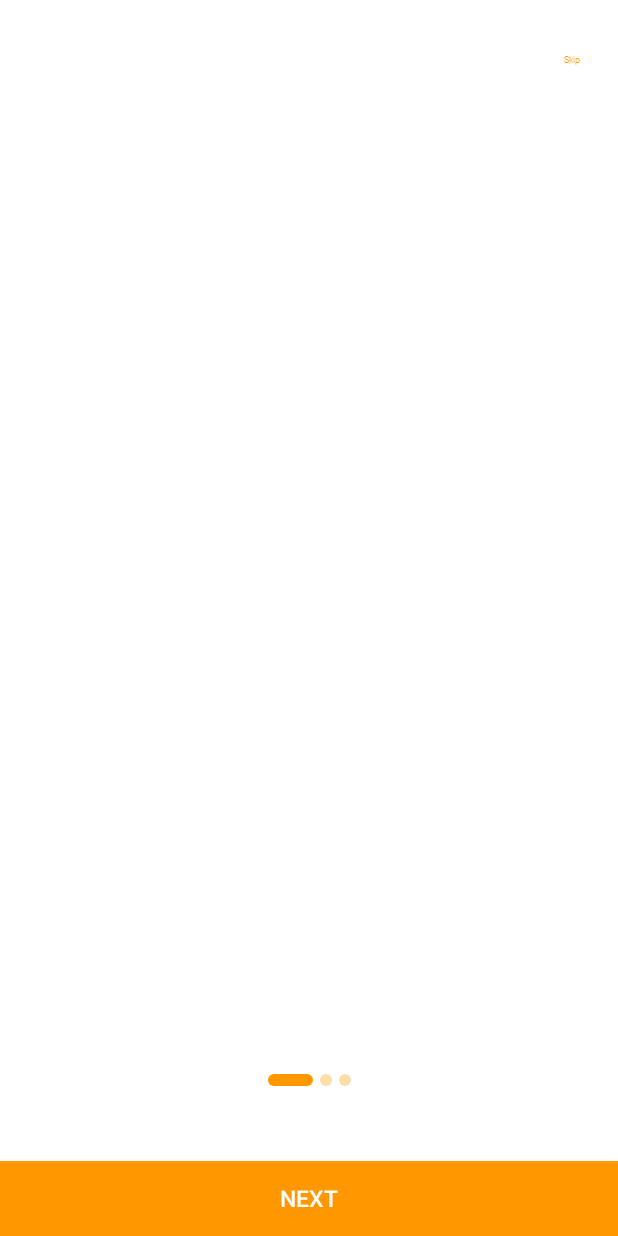
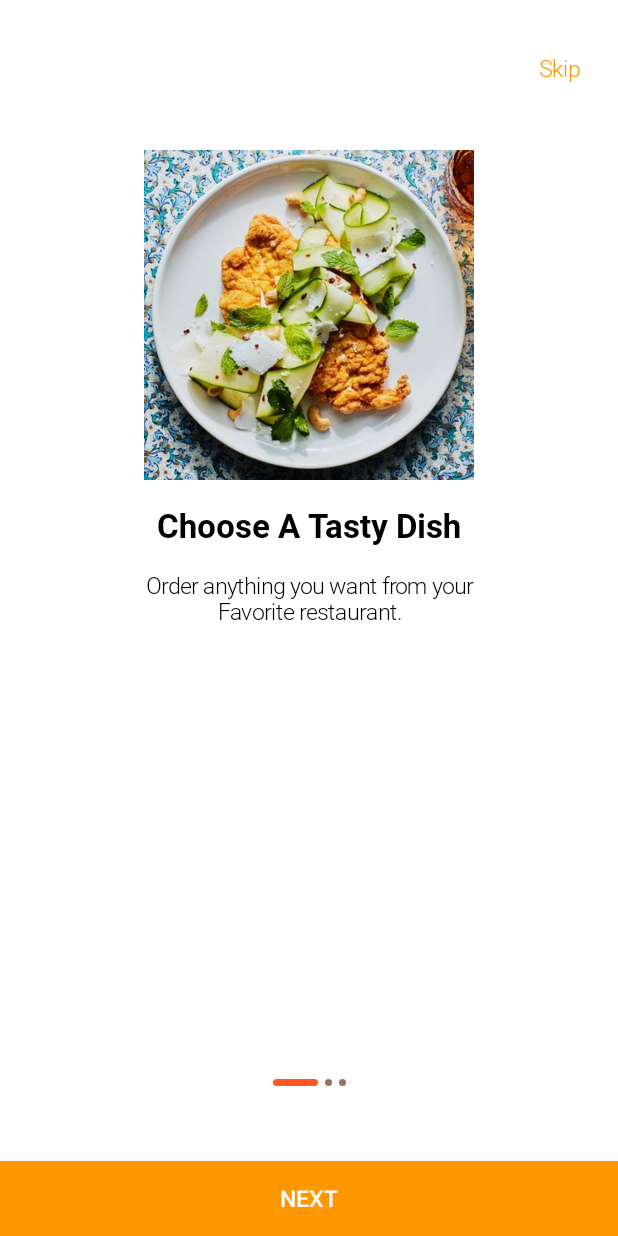
Before and after one commit to Mindinventory/Walk-Through-Screen, an Android app: the screen it shows after launch (WalkThroughActivity), on a phone screen of 412 x 824 dp. Run offline under Robolectric (Android 15) with nearby library versions, the phone set to English and light mode, and no system bars.

Commit message:
- Fixed Font Scale Issue - Added Small Device Support

```diff
--- a/walkthrough-activity-example/src/main/java/com/example/walkthrough_activity_example/MainActivity.kt
+++ b/walkthrough-activity-example/src/main/java/com/example/walkthrough_activity_example/MainActivity.kt
@@ -48,32 +48,22 @@ class MainActivity : AppCompatActivity() {
             descriptionColor { R.color.black } // Description Color
             titleFontFamily { R.font.robotobold } // Title FontFamily
             descriptionFontFamily { R.font.robotolight } // Description FontFamily
-            titleFontSize { 8.0F } // Title Font Size, Keep upto 8.0F
-            descriptionFontSize { 4.0F } // Description Font Size, Keep up to 4.0F
+            titleFontSize { 22.0F } // Title Font Size
+            descriptionFontSize { 15.0F } // Description Font Size
             skipButtonFontFamily { R.font.robotolight } // Skip Button FontFamily
             skipButtonColor { R.color.yellow } // Skip Button Color
             backgroundColor { R.color.white } // Background Color for screen
-            activeIndicatorColor { R.color.yellow } // Active Indicator Color
-            inactiveIndicatorColor { R.color.light_yellow } // Inactive Indicator Color
-            indicatorStyle { IndicatorStyle.ROUNDED_RECTANGLE } // Indicator Style CIRCLE, RECTANGLE, SQUARE, ROUNDED_RECTANGLE, VECTOR, BITMAP
-            activeVectorDrawableRes { R.drawable.ic_heart } // Active Indicator Vector Drawable Res , Set If Indicator Style = VECTOR
-            inactiveVectorDrawableRes { R.drawable.ic_heart } // Inactive Indicator Vector Drawable Res , Set If Indicator Style = VECTOR
-            activeBitmapDrawableRes { R.drawable.tasty_dish } // Active Indicator Bitmap Drawable Res , Set If Indicator Style = BITMAP
-            inactiveBitmapDrawableRes { R.drawable.order } // Active Indicator Bitmap Drawable Res , Set If Indicator Style = BITMAP
-            activeVectorDrawableSize { 50 } // Active Vector Drawable Size in PX
-            inactiveVectorDrawableSize { 50 } // Inactive Vector Drawable Size in PX
-            activeBitmapDrawableSize { 50 } // Inactive Bitmap Drawable Size in PX
-            inactiveBitmapDrawableSize { 50 } // Inactive Bitmap Drawable Size in PX
+            indicatorStyle { IndicatorStyle.ROUNDED_RECTANGLE }
+            activeIndicatorWidth { R.dimen.dp_30 }
+            activeIndicatorHeight { R.dimen.dp_5 }
+            inactiveIndicatorWidth { R.dimen.dp_5 }
+            inactiveIndicatorHeight { R.dimen.dp_5 }
             indicatorGap { R.dimen.dp_5 } // Gap Between Indicators
             indicatorAnimationType { IndicatorAnimationType.NONE } // Indicator Animation Type  SCALE, SMOOTH_SCALE, LEFT_IN, RIGHT_IN, FLIP
-            activeIndicatorWidth { R.dimen.dp_30 } // Active Indicator Width
-            activeIndicatorHeight { R.dimen.dp_8 } // Active Indicator Height
-            inactiveIndicatorWidth { R.dimen.dp_8 } // Inactive Indicator Width
-            inactiveIndicatorHeight { R.dimen.dp_8 } // Inactive Indicator Height
-            contentAnimationType { ContentAnimationType.FADE } // Content Animation Type   FADE, SLIDER, SCALE, TOP_IN, BOTTOM_IN, BOUNCE
+            contentAnimationType { ContentAnimationType.NONE } // Content Animation Type   FADE, SLIDER, SCALE, TOP_IN, BOTTOM_IN, BOUNCE
             buttonColor { R.color.yellow } // Next/Finish Button Color
             buttonTextColor { R.color.white } // Next/Finish Button Text color
-            skipButtonFontSize { 4.0F } // Skip Button Font Size
+            skipButtonFontSize { 15.0F } // Skip Button Font Size
         }
 
         val resultLauncher =
--- a/walkthroughandroid/src/main/AndroidManifest.xml
+++ b/walkthroughandroid/src/main/AndroidManifest.xml
@@ -5,7 +5,7 @@
     <uses-permission android:name="android.permission.INTERNET"/>
     <application>
         <activity android:name=".ui.activity.WalkThroughActivity"
-            android:theme="@style/Theme.WalkThroughAndroid.WalkThroughActivity"/>
+            android:theme="@style/Theme.WalkThroughAndroid.WalkThroughActivity"
+            android:screenOrientation="portrait"/>
     </application>
-
 </manifest>
--- a/walkthroughandroid/src/main/java/com/mi/walkthroughandroid/extensions/FloatExt.kt
+++ /dev/null
@@ -1,18 +0,0 @@
-package com.mi.walkthroughandroid.extensions
-
-import android.content.Context
-import android.util.TypedValue
-
-/**
- * Converts SP values to PX
- * @param context
- * @return converted value in px
- */
-
-fun Float.spToPx(context: Context): Float {
-    return TypedValue.applyDimension(
-        TypedValue.COMPLEX_UNIT_SP,
-        this,
-        context.resources.displayMetrics
-    )
-}
--- a/walkthroughandroid/src/main/java/com/mi/walkthroughandroid/extensions/TextViewExt.kt
+++ b/walkthroughandroid/src/main/java/com/mi/walkthroughandroid/extensions/TextViewExt.kt
@@ -17,8 +17,8 @@ fun TextView.setFontFamily(@FontRes font: Int) {
 /**
  * SetFontSize to TextView
  * */
-fun TextView.setFontSize(fontSize: Float, context: Context) {
-    this.setTextSize(TypedValue.COMPLEX_UNIT_SP, fontSize.spToPx(context))
+fun TextView.setFontSize(fontSize: Float) {
+    this.textSize = fontSize
 }
 
 /**
--- a/walkthroughandroid/src/main/java/com/mi/walkthroughandroid/main/WalkThroughScreenMaker.kt
+++ b/walkthroughandroid/src/main/java/com/mi/walkthroughandroid/main/WalkThroughScreenMaker.kt
@@ -197,13 +197,13 @@ class WalkThroughScreenMaker
             // Set title text and font size
             tvTitle.apply {
                 setText(walkThroughScreen.title)
-                setFontSize(walkThroughModel.titleFontSize, context)
+                setFontSize(walkThroughModel.titleFontSize)
             }
 
             // Set description text and font size
             tvDescription.apply {
                 setText(walkThroughScreen.description)
-                setFontSize(walkThroughModel.descriptionFontSize, context)
+                setFontSize(walkThroughModel.descriptionFontSize)
             }
         }
         //endregion
@@ -251,7 +251,7 @@ class WalkThroughScreenMaker
                     setFontFamily(walkThrough.skipButtonFontFamily)
                 }
 
-                setFontSize(walkThroughModel.skipButtonFontSize, context)
+                setFontSize(walkThroughModel.skipButtonFontSize)
             }
             //endregion
 
--- /dev/null
+++ b/walkthroughandroid/src/main/res/layout-normal/activity_walk_through.xml
@@ -0,0 +1,87 @@
+<?xml version="1.0" encoding="utf-8"?>
+<androidx.constraintlayout.widget.ConstraintLayout xmlns:android="http://schemas.android.com/apk/res/android"
+    xmlns:app="http://schemas.android.com/apk/res-auto"
+    xmlns:tools="http://schemas.android.com/tools"
+    android:id="@+id/rootLayout"
+    android:layout_width="match_parent"
+    android:layout_height="match_parent">
+
+    <androidx.appcompat.widget.AppCompatTextView
+        android:id="@+id/tvSkip"
+        android:layout_width="wrap_content"
+        android:layout_height="wrap_content"
+        android:layout_marginTop="@dimen/dp_30"
+        android:layout_marginEnd="@dimen/dp_20"
+        android:background="?attr/selectableItemBackground"
+        android:padding="@dimen/dp_5"
+        android:text="@string/skip"
+        app:layout_constraintEnd_toEndOf="parent"
+        app:layout_constraintTop_toTopOf="parent"
+        tools:color="@color/black" />
+
+    <androidx.appcompat.widget.AppCompatImageView
+        android:id="@+id/ivContent"
+        android:layout_width="@dimen/dp_220"
+        android:layout_height="@dimen/dp_220"
+        android:layout_marginTop="@dimen/dp_100"
+        android:scaleType="centerCrop"
+        app:layout_constraintEnd_toEndOf="parent"
+        app:layout_constraintStart_toStartOf="parent"
+        app:layout_constraintTop_toTopOf="parent"
+        tools:src="@drawable/walkthrough" />
+
+    <androidx.appcompat.widget.AppCompatTextView
+        android:id="@+id/tvTitle"
+        android:layout_width="@dimen/dp_0"
+        android:layout_height="wrap_content"
+        android:layout_marginTop="@dimen/dp_15"
+        android:gravity="center"
+        android:textColor="@color/black"
+        android:textStyle="bold"
+        app:layout_constraintEnd_toEndOf="@id/ivContent"
+        app:layout_constraintStart_toStartOf="@id/ivContent"
+        app:layout_constraintTop_toBottomOf="@id/ivContent"
+        tools:text="Title" />
+
+    <androidx.appcompat.widget.AppCompatTextView
+        android:id="@+id/tvDescription"
+        android:layout_width="@dimen/dp_0"
+        android:layout_height="wrap_content"
+        android:layout_marginTop="@dimen/dp_15"
+        android:layout_marginBottom="@dimen/dp_50"
+        android:gravity="center"
+        android:textColor="@color/black"
+        android:textStyle="bold"
+        app:layout_constraintEnd_toEndOf="@id/ivContent"
+        app:layout_constraintStart_toStartOf="@id/ivContent"
+        app:layout_constraintTop_toBottomOf="@id/tvTitle"
+        tools:text="Best Real estate ever in your cityBest Real estate ever in your cityBest Real estate ever in your cityBest Real estate ever in your cityBest Real estate ever in your city" />
+
+    <androidx.recyclerview.widget.RecyclerView
+        android:id="@+id/rvIndicator"
+        android:layout_width="wrap_content"
+        android:layout_height="wrap_content"
+        android:layout_gravity="center_vertical"
+        android:layout_marginBottom="@dimen/dp_50"
+        android:orientation="horizontal"
+        app:layoutManager="androidx.recyclerview.widget.LinearLayoutManager"
+        app:layout_constraintBottom_toTopOf="@id/btnNextDone"
+        app:layout_constraintEnd_toEndOf="parent"
+        app:layout_constraintStart_toStartOf="parent"
+        tools:itemCount="3"
+        tools:listitem="@layout/item_indicator" />
+
+    <androidx.appcompat.widget.AppCompatButton
+        android:id="@+id/btnNextDone"
+        android:layout_width="match_parent"
+        android:layout_height="@dimen/dp_50"
+        android:background="@color/black"
+        android:gravity="center"
+        android:textColor="@color/white"
+        android:textSize="@dimen/sp_15"
+        app:layout_constraintBottom_toBottomOf="parent"
+        app:layout_constraintEnd_toEndOf="parent"
+        app:layout_constraintStart_toStartOf="parent"
+        tools:text="NEXT" />
+
+</androidx.constraintlayout.widget.ConstraintLayout>
--- a/walkthroughandroid/src/main/res/values/dimens.xml
+++ b/walkthroughandroid/src/main/res/values/dimens.xml
@@ -25,6 +25,7 @@
     <dimen name="dp_120">120dp</dimen>
     <dimen name="dp_150">150dp</dimen>
     <dimen name="dp_200">200dp</dimen>
+    <dimen name="dp_220">220dp</dimen>
     <dimen name="dp_300">300dp</dimen>
     <dimen name="dp_320">320dp</dimen>
 </resources>
```
Also changed, not shown: walkthrough-fragment-example/src/main/java/com/example/walkthrough_fragment_example/SampleFragment.kt (+9 -19 lines), walkthroughandroid/src/main/res/layout-normal/fragment_walk_through.xml (added, +87 -0 lines), 1 other file.
